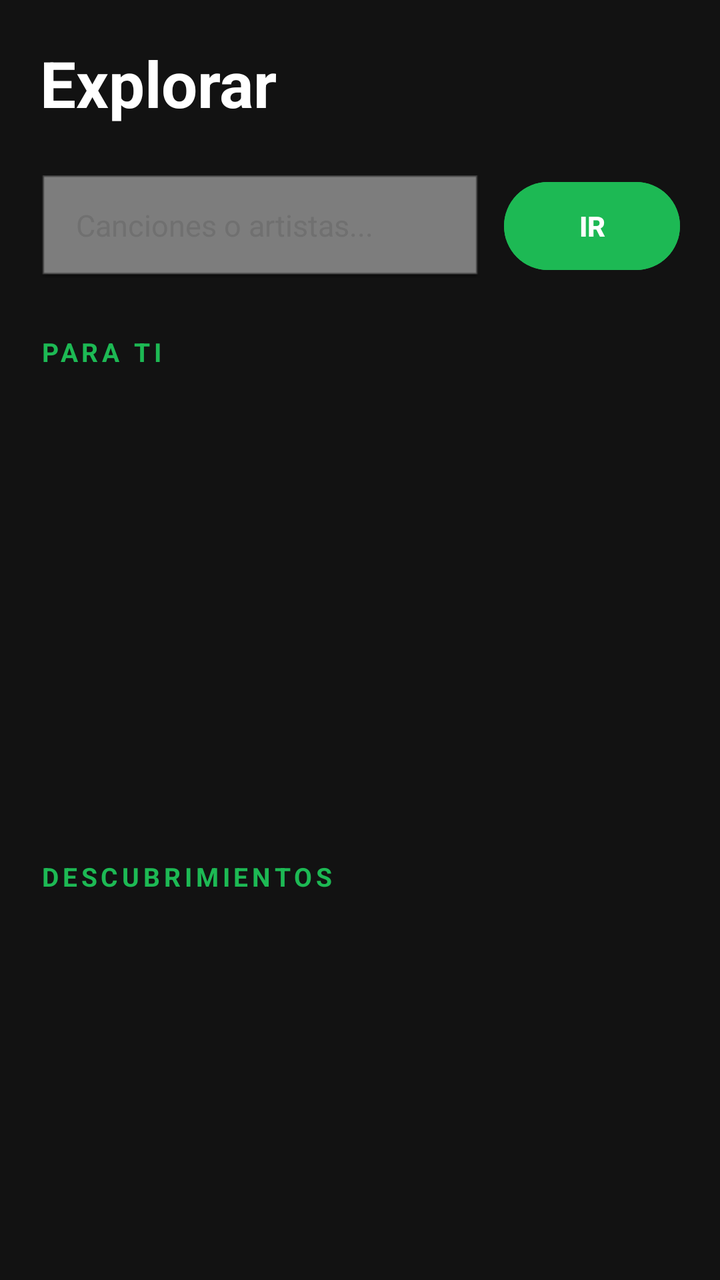
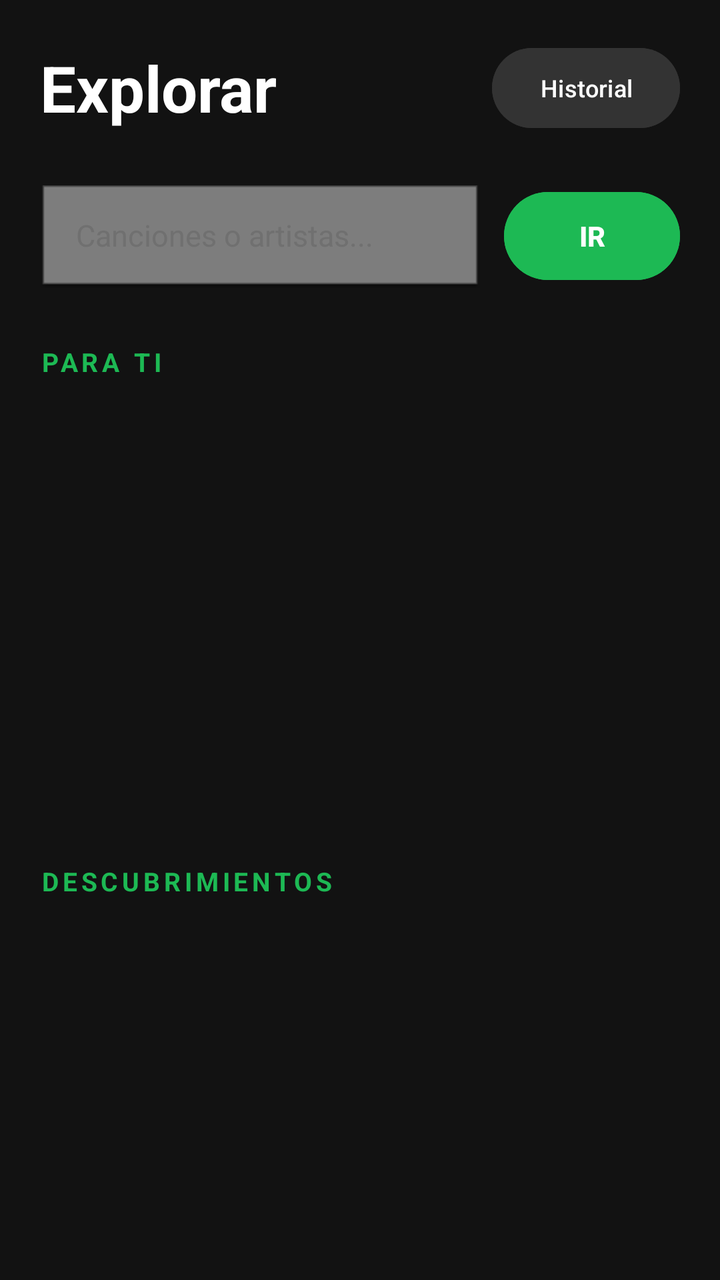

Two renders of the same Android screen: before a commit and after it. Below are the layout's source before the change and the commit's diff.
<!-- AndroidManifest.xml: application theme Theme.SongFinder -->
<!-- res/layout/activity_main.xml -->
<?xml version="1.0" encoding="utf-8"?>
<LinearLayout xmlns:android="http://schemas.android.com/apk/res/android"
    android:layout_width="match_parent"
    android:layout_height="match_parent"
    android:background="#121212"
    android:orientation="vertical"
    android:padding="20dp">

    <TextView
        android:layout_width="wrap_content"
        android:layout_height="wrap_content"
        android:text="Explorar"
        android:textColor="#FFFFFF"
        android:textSize="32sp"
        android:textStyle="bold"
        android:layout_marginBottom="24dp"/>

    <LinearLayout
        android:layout_width="match_parent"
        android:layout_height="wrap_content"
        android:orientation="horizontal"
        android:layout_marginBottom="28dp">

        <EditText
            android:id="@+id/searchEditText"
            android:layout_width="0dp"
            android:layout_height="52dp"
            android:layout_weight="1"
            android:hint="Canciones o artistas..."
            android:textColorHint="#707070"
            android:textColor="#FFFFFF"
            android:background="@android:drawable/editbox_dropdown_dark_frame"
            android:paddingLeft="18dp"
            android:paddingRight="18dp"
            android:textSize="15sp"/>

        <Button
            android:id="@+id/searchButton"
            android:layout_width="wrap_content"
            android:layout_height="52dp"
            android:text="IR"
            android:textStyle="bold"
            android:backgroundTint="#1DB954"
            android:textColor="#FFFFFF"
            android:onClick="onSearchClick"
            android:layout_marginLeft="12dp"/>
    </LinearLayout>

    <TextView
        android:layout_width="match_parent"
        android:layout_height="wrap_content"
        android:text="PARA TI"
        android:textColor="#1DB954"
        android:textSize="13sp"
        android:letterSpacing="0.15"
        android:textStyle="bold"
        android:layout_marginBottom="12dp"/>

    <ListView
        android:id="@+id/songsListView"
        android:layout_width="match_parent"
        android:layout_height="0dp"
        android:layout_weight="1.3"
        android:divider="@android:color/transparent"
        android:dividerHeight="10dp"
        android:scrollbars="none"/>

    <TextView
        android:layout_width="match_parent"
        android:layout_height="wrap_content"
        android:text="DESCUBRIMIENTOS"
        android:textColor="#1DB954"
        android:textSize="13sp"
        android:letterSpacing="0.15"
        android:textStyle="bold"
        android:layout_marginTop="24dp"
        android:layout_marginBottom="12dp"/>

    <ListView
        android:id="@+id/similarSongsListView"
        android:layout_width="match_parent"
        android:layout_height="0dp"
        android:layout_weight="1"
        android:divider="@android:color/transparent"
        android:dividerHeight="10dp"
        android:scrollbars="none"/>
</LinearLayout>
<!-- resources referenced by this layout -->
<resources>
  <style name="Theme.SongFinder" parent="Base.Theme.SongFinder" />
  <style name="Base.Theme.SongFinder" parent="Theme.Material3.DayNight.NoActionBar">
          
          
      </style>
</resources>

<!-- the commit's change to res/layout/activity_main.xml (unified diff, before → after) -->
@@ -6,14 +6,32 @@
     android:orientation="vertical"
     android:padding="20dp">
 
-    <TextView
-        android:layout_width="wrap_content"
+    <LinearLayout
+        android:layout_width="match_parent"
         android:layout_height="wrap_content"
-        android:text="Explorar"
-        android:textColor="#FFFFFF"
-        android:textSize="32sp"
-        android:textStyle="bold"
-        android:layout_marginBottom="24dp"/>
+        android:orientation="horizontal"
+        android:gravity="center_vertical"
+        android:layout_marginBottom="24dp">
+
+        <TextView
+            android:layout_width="0dp"
+            android:layout_height="wrap_content"
+            android:layout_weight="1"
+            android:text="Explorar"
+            android:textColor="#FFFFFF"
+            android:textSize="32sp"
+            android:textStyle="bold"/>
+
+        <Button
+            android:id="@+id/historyButton"
+            android:layout_width="wrap_content"
+            android:layout_height="wrap_content"
+            android:text="Historial"
+            android:backgroundTint="#333333"
+            android:textColor="#FFFFFF"
+            android:textSize="12sp"
+            android:onClick="onHistoryClick"/>
+    </LinearLayout>
 
     <LinearLayout
         android:layout_width="match_parent"
